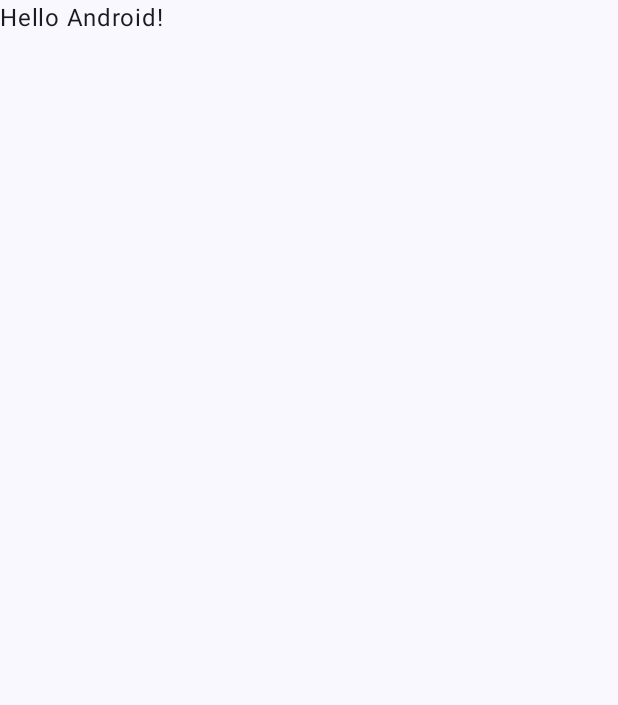
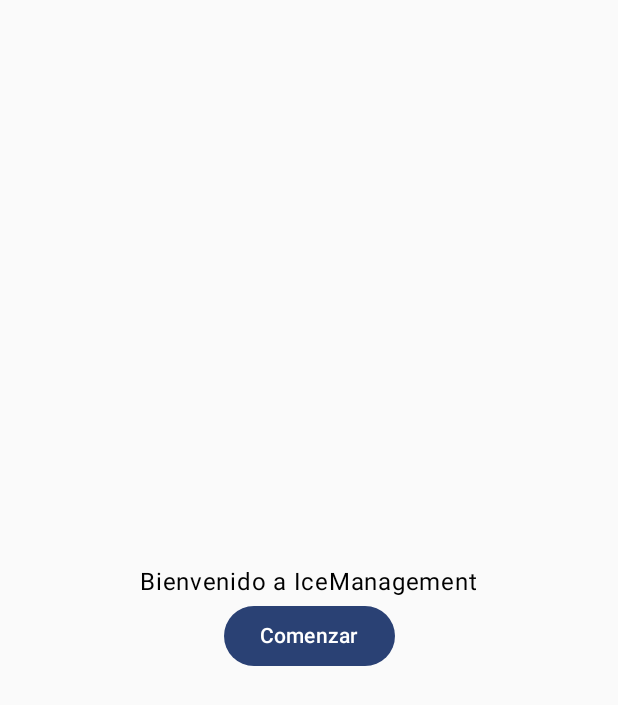
Before and after one commit to palateo8967/iceManagment, an Android app built with Jetpack Compose: the screen it shows after launch (MainActivity), on a phone screen of 412 x 824 dp. Before the commit the part shown is almost empty. Shown: the top 705 px of the screen. Run offline under Robolectric (Android 15) with nearby library versions, the phone set to English and light mode, and no system bars.

Commit message:
Iniciando Navegacion

```diff
--- a/app/build.gradle.kts
+++ b/app/build.gradle.kts
@@ -1,3 +1,5 @@
+import org.gradle.kotlin.dsl.implementation
+
 plugins {
     alias(libs.plugins.android.application)
     alias(libs.plugins.kotlin.android)
@@ -56,4 +58,7 @@ dependencies {
     androidTestImplementation(libs.androidx.ui.test.junit4)
     debugImplementation(libs.androidx.ui.tooling)
     debugImplementation(libs.androidx.ui.test.manifest)
+    //Importar dependecnia de navegacion
+    implementation("androidx.navigation:navigation-compose:2.7.5")
+
 }
--- a/app/src/main/java/com/icerojects/icemanagment/ui/MainActivity.kt
+++ b/app/src/main/java/com/icerojects/icemanagment/ui/MainActivity.kt
@@ -11,6 +11,7 @@ import androidx.compose.material3.Text
 import androidx.compose.runtime.Composable
 import androidx.compose.ui.Modifier
 import androidx.compose.ui.tooling.preview.Preview
+import com.icerojects.icemanagment.ui.navigation.AppNavigation
 import com.icerojects.icemanagment.ui.theme.IceManagmentTheme
 
 class MainActivity : ComponentActivity() {
@@ -19,29 +20,10 @@ class MainActivity : ComponentActivity() {
         enableEdgeToEdge()
         setContent {
             IceManagmentTheme {
-                Scaffold(modifier = Modifier.fillMaxSize()) { innerPadding ->
-                    Greeting(
-                        name = "Android",
-                        modifier = Modifier.padding(innerPadding)
-                    )
-                }
+
+                AppNavigation()
+
             }
         }
     }
 }
-
-@Composable
-fun Greeting(name: String, modifier: Modifier = Modifier) {
-    Text(
-        text = "Hello $name!",
-        modifier = modifier
-    )
-}
-
-@Preview(showBackground = true)
-@Composable
-fun GreetingPreview() {
-    IceManagmentTheme {
-        Greeting("Android")
-    }
-}
--- /dev/null
+++ b/app/src/main/java/com/icerojects/icemanagment/ui/features/presentation/presentationScreen.kt
@@ -0,0 +1,53 @@
+package com.icerojects.icemanagment.ui.features.presentation
+
+import androidx.compose.foundation.layout.Arrangement
+import androidx.compose.foundation.layout.Column
+import androidx.compose.foundation.layout.fillMaxSize
+import androidx.compose.material3.Button
+import androidx.compose.material3.Text
+import androidx.compose.runtime.Composable
+import androidx.compose.ui.Alignment
+import androidx.compose.ui.Modifier
+import androidx.compose.ui.tooling.preview.Preview
+import androidx.navigation.NavController
+import com.icerojects.icemanagment.ui.navigation.AppNavigation
+
+@Composable
+fun PresentationScreen(navController: NavController){
+
+    Column(
+        modifier = Modifier.fillMaxSize(),
+        horizontalAlignment = Alignment.CenterHorizontally,
+        verticalArrangement = Arrangement.Center
+    ) {
+        Text("Bienvenido a IceManagement")
+        Button(onClick = { navController.navigate("login") }) {
+            Text("Comenzar")
+        }
+    }
+
+}
+
+@Composable
+fun PresentationScree(){
+
+    Column(
+        modifier = Modifier.fillMaxSize(),
+        horizontalAlignment = Alignment.CenterHorizontally,
+        verticalArrangement = Arrangement.Center
+    ) {
+        Text("Bienvenido a IceManagement")
+        Button(onClick = {}) {
+            Text("Comenzar")
+        }
+    }
+
+}
+
+@Preview(showBackground = true)
+@Composable
+fun Preview(){
+
+    PresentationScree()
+
+}
--- /dev/null
+++ b/app/src/main/java/com/icerojects/icemanagment/ui/navigation/AppNavigation.kt
@@ -0,0 +1,26 @@
+package com.icerojects.icemanagment.ui.navigation
+
+import androidx.compose.runtime.Composable
+import com.icerojects.icemanagment.ui.features.presentation.PresentationScreen
+
+import androidx.navigation.compose.NavHost
+import androidx.navigation.compose.composable
+import androidx.navigation.compose.rememberNavController
+
+@Composable
+fun AppNavigation(){
+
+    val navController =  rememberNavController()
+
+    NavHost(
+
+        navController = navController,
+        startDestination = "presentation"
+
+    ){
+        composable("presentation"){
+            PresentationScreen(navController)
+        }
+    }
+
+}
```
Also changed, not shown: 2 other files.
